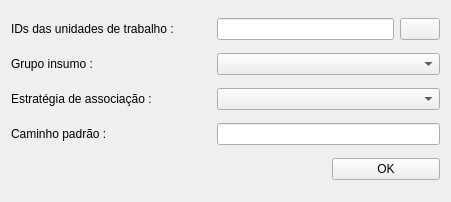
Old version of the form uis/associateInputs.ui in the repository dsgoficial/SAP_Gerente.
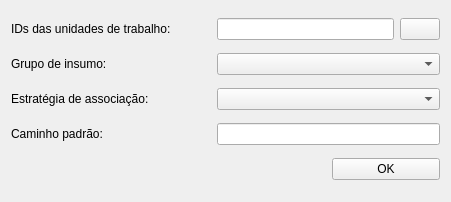
New version of the form.

Diff of the .ui file:
```diff
--- a/uis/associateInputs.ui
+++ b/uis/associateInputs.ui
@@ -35,7 +35,7 @@
       </size>
      </property>
      <property name="text">
-      <string>IDs das unidades de trabalho :</string>
+      <string>IDs das unidades de trabalho:</string>
      </property>
     </widget>
    </item>
@@ -76,7 +76,7 @@
         </size>
        </property>
        <property name="text">
-        <string>Grupo insumo :</string>
+        <string>Grupo de insumo:</string>
        </property>
       </widget>
      </item>
@@ -108,7 +108,7 @@
         </size>
        </property>
        <property name="text">
-        <string>Estratégia de associação :</string>
+        <string>Estratégia de associação:</string>
        </property>
       </widget>
      </item>
@@ -140,7 +140,7 @@
         </size>
        </property>
        <property name="text">
-        <string>Caminho padrão :</string>
+        <string>Caminho padrão:</string>
        </property>
       </widget>
      </item>
```
